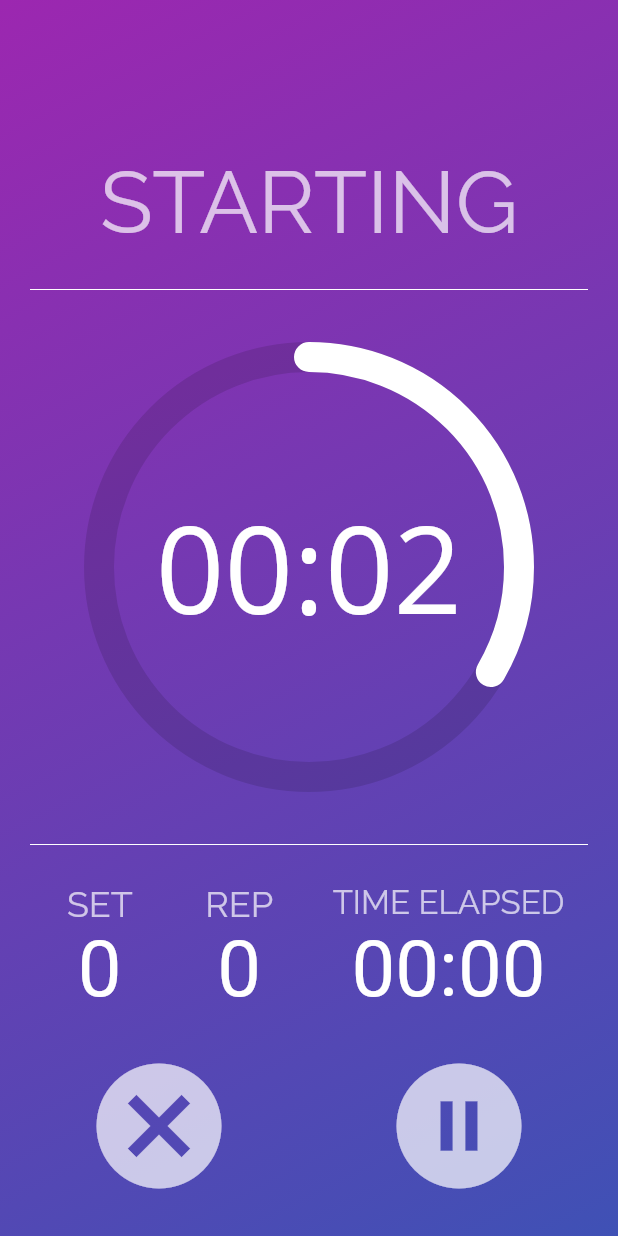
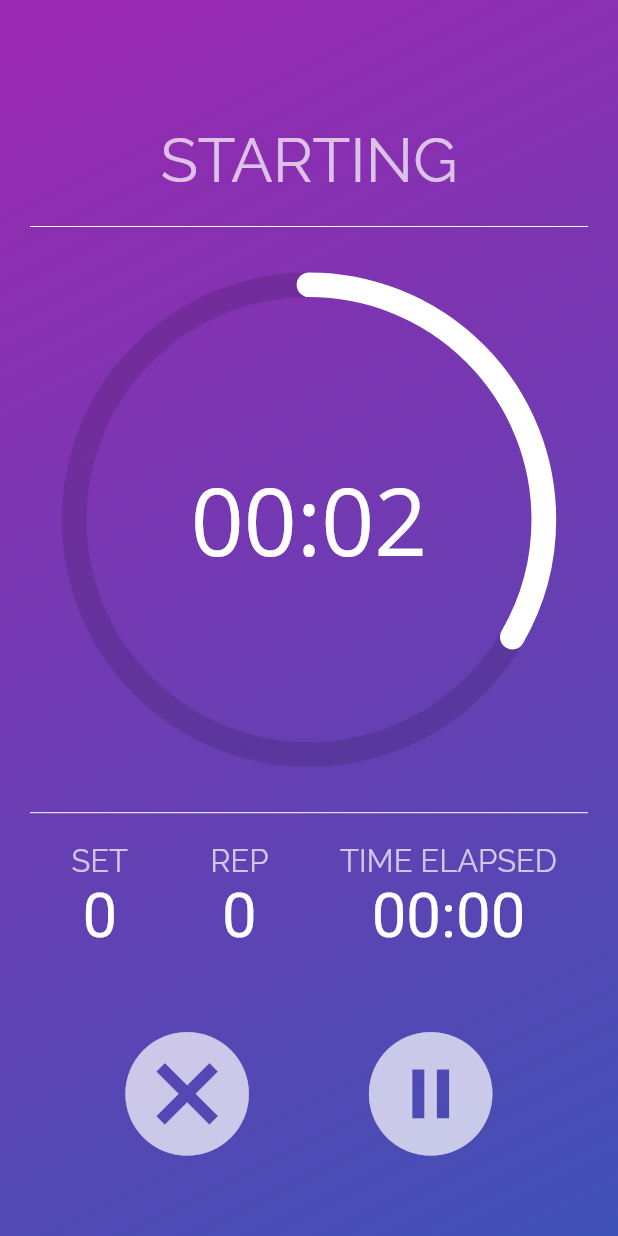
Before and after one commit to sabinabialic/HiitMe-Interval-Timer, a Flutter app: the screen it shows after launch, after a tap on "Start Workout", on a phone screen of 412 x 824 dp. Run offline on Flutter 3.47's test engine with Material 2 defaults, Android fonts, the phone set to English and light mode, and no system bars; drawn by our look-alikes of percent_indicator; our stand-ins replace audioplayers, flutter_local_notifications, numberpicker; missing offline and left inert: responsive_flutter, sound_mode.

Commit message:
UI Modifications

```diff
--- a/lib/models.dart
+++ b/lib/models.dart
@@ -242,7 +242,7 @@ class Workout {
     _showNotification();
     _step = WorkoutState.finished;
     _timeRemaining = Duration(seconds: 0);
-    //_playSound(endSound);
+    _playSound(endSound);
   }
 
   // Function to play a sound
--- a/lib/screens/hiit_screen.dart
+++ b/lib/screens/hiit_screen.dart
@@ -30,13 +30,14 @@ class _HiitScreenState extends State<HiitScreen> {
     return Scaffold(
       extendBodyBehindAppBar: true,
       appBar: AppBar(
+        centerTitle: true,
         title: Text(
           "Interval Timer",
+          textAlign: TextAlign.center,
           style: TextStyle(fontFamily: "Roboto",
-              fontSize: ResponsiveFlutter.of(context).fontSize(3))
+              fontSize: MediaQuery.of(context).size.width * 0.07)
         ),
-        elevation: defaultTargetPlatform == TargetPlatform.android ? 5.0 : 0.0,
-        backgroundColor: Color(0xFFFFFF),
+        elevation: 0.0, backgroundColor: Colors.transparent,
       ),
       body: Stack(
         alignment: Alignment.center,
@@ -50,11 +51,10 @@ class _HiitScreenState extends State<HiitScreen> {
                   begin: FractionalOffset.topLeft,
                   end: FractionalOffset.bottomRight,
                 )),
-
             child: Column(
               children: <Widget>[
                 Padding(
-                  padding: EdgeInsets.fromLTRB(20, 140, 20, 60),
+                  padding: EdgeInsets.fromLTRB(0, MediaQuery.of(context).size.height * 0.15, 0, MediaQuery.of(context).size.height * 0.1),
                   child: Column(
                     children: <Widget>[
                       Row(
@@ -63,7 +63,7 @@ class _HiitScreenState extends State<HiitScreen> {
                           Text(formatTime(_hiit.getTotalTime()),
                               style: TextStyle(
                                   color: Colors.white,
-                                  fontSize: ResponsiveFlutter.of(context).fontSize(10),
+                                  fontSize: MediaQuery.of(context).size.width * 0.25,
                                   fontFamily: "Open Sans")),
                         ],
                       ),
@@ -71,24 +71,21 @@ class _HiitScreenState extends State<HiitScreen> {
                         mainAxisAlignment: MainAxisAlignment.center,
                         children: <Widget>[
                           Padding(
-                            padding: EdgeInsets.only(top: 50),
-                            child: FloatingActionButton.extended(
-                              onPressed: () {
-                                Navigator.push(
-                                  context, MaterialPageRoute(
-                                    builder: (context) => WorkoutScreen(
-                                        hiit: _hiit
-                                    )));},
-                              backgroundColor: Colors.black45,
-                              splashColor: Colors.deepPurple[800],
-                              icon: Icon(
-                                  Icons.play_arrow,
-                                  size: ResponsiveFlutter.of(context).wp(5)),
-                              label: Text(
-                                  "Start Workout",
-                                  style: TextStyle(
-                                      fontFamily: "Open Sans",
-                                      fontSize: ResponsiveFlutter.of(context).fontSize(2))
+                            padding: EdgeInsets.only(top: MediaQuery.of(context).size.height * 0.05),
+                            child: RaisedButton.icon(
+                              onPressed: () { Navigator.push( context,
+                                  MaterialPageRoute(builder: (context) => WorkoutScreen(hiit: _hiit)));},
+                              shape: new RoundedRectangleBorder(
+                                borderRadius: new BorderRadius.circular(75.0),
+                              ),
+                              padding: EdgeInsets.fromLTRB(30, 5, 30, 5),
+                              elevation: 15.0,
+                              color: Colors.black38,
+                              icon: Icon(Icons.play_arrow, color: Colors.white,
+                                  size: MediaQuery.of(context).size.width * 0.09),
+                              label: Text("Start Workout", style: TextStyle(
+                                  fontFamily: "Open Sans", color: Colors.white,
+                                  fontSize: MediaQuery.of(context).size.width * 0.06)
                               ),
                             ),
                           ),
@@ -106,7 +103,7 @@ class _HiitScreenState extends State<HiitScreen> {
                             topLeft: Radius.circular(60),
                             topRight: Radius.circular(60))),
                     child: Padding(
-                      padding: EdgeInsets.fromLTRB(40, 40, 40, 40),
+                      padding: EdgeInsets.fromLTRB(40, 30, 40, 0),
                       child: SingleChildScrollView(
                         child: Column(children: <Widget>[
                           // Exercise Time
@@ -115,14 +112,14 @@ class _HiitScreenState extends State<HiitScreen> {
                                 "Exercise Time",
                                 style: TextStyle(
                                     fontFamily: "Raleway",
-                                    fontSize: ResponsiveFlutter.of(context).fontSize(2.3),
+                                    fontSize: MediaQuery.of(context).size.height * 0.026,
                                     fontWeight: FontWeight.w500)),
                             subtitle: Text(
                               formatTime(_hiit.workTime),
-                              style: TextStyle(fontSize: ResponsiveFlutter.of(context).fontSize(1.9))),
+                              style: TextStyle(fontSize: MediaQuery.of(context).size.height * 0.022)),
                             leading: Icon(
                                 Icons.timer,
-                                size: ResponsiveFlutter.of(context).wp(7)),
+                                size: MediaQuery.of(context).size.height * 0.04),
                             onTap: () {
                               showDialog<Duration>(
                                 context: context,
@@ -133,8 +130,8 @@ class _HiitScreenState extends State<HiitScreen> {
                                     title: Text("Exercise time for each rep",
                                       textAlign: TextAlign.center,
                                         style: TextStyle(
-                                            fontFamily: "Raleway",
-                                            fontSize: ResponsiveFlutter.of(context).fontSize(2.3),
+                                            fontFamily: "Roboto",
+                                            fontSize: MediaQuery.of(context).size.height * 0.025,
                                             fontWeight: FontWeight.w500))
                                   );
                                 }).then((workTime){
@@ -152,14 +149,14 @@ class _HiitScreenState extends State<HiitScreen> {
                               "Rest Time",
                                 style: TextStyle(
                                     fontFamily: "Raleway",
-                                    fontSize: ResponsiveFlutter.of(context).fontSize(2.3),
+                                    fontSize: MediaQuery.of(context).size.height * 0.026,
                                     fontWeight: FontWeight.w500)),
                             subtitle: Text(
                                 formatTime(_hiit.repRest),
-                                style: TextStyle(fontSize: ResponsiveFlutter.of(context).fontSize(1.9))),
+                                style: TextStyle(fontSize: MediaQuery.of(context).size.height * 0.022)),
                             leading: Icon(
                                 Icons.timer,
-                                size: ResponsiveFlutter.of(context).wp(7)),
+                                size: MediaQuery.of(context).size.height * 0.04),
                             onTap: () {
                               showDialog<Duration>(
                                   context: context,
@@ -170,8 +167,8 @@ class _HiitScreenState extends State<HiitScreen> {
                                         title: Text("Rest time between each rep",
                                             textAlign: TextAlign.center,
                                             style: TextStyle(
-                                                fontFamily: "Raleway",
-                                                fontSize: ResponsiveFlutter.of(context).fontSize(2.3),
+                                                fontFamily: "Roboto",
+                                                fontSize: MediaQuery.of(context).size.height * 0.025,
                                                 fontWeight: FontWeight.w500))
                                     );
                                   }).then((repRestTime){
@@ -189,14 +186,14 @@ class _HiitScreenState extends State<HiitScreen> {
                                 "Reps",
                                 style: TextStyle(
                                     fontFamily: "Raleway",
-                                    fontSize: ResponsiveFlutter.of(context).fontSize(2.3),
+                                    fontSize: MediaQuery.of(context).size.height * 0.026,
                                     fontWeight: FontWeight.w500)),
                             subtitle: Text(
                                 '${_hiit.reps}',
-                                style: TextStyle(fontSize: ResponsiveFlutter.of(context).fontSize(1.9))),
+                                style: TextStyle(fontSize: MediaQuery.of(context).size.height * 0.022)),
                             leading: Icon(
                                 Icons.repeat,
-                                size: ResponsiveFlutter.of(context).wp(7)),
+                                size: MediaQuery.of(context).size.height * 0.04),
                             onTap: () {
                               showDialog<int>(
                                   context: context,
@@ -209,8 +206,8 @@ class _HiitScreenState extends State<HiitScreen> {
                                         title: Text("Reps in each set",
                                             textAlign: TextAlign.center,
                                             style: TextStyle(
-                                                fontFamily: "Raleway",
-                                                fontSize: ResponsiveFlutter.of(context).fontSize(2.3),
+                                                fontFamily: "Roboto",
+                                                fontSize: MediaQuery.of(context).size.height * 0.025,
                                                 fontWeight: FontWeight.w500))
                                     );
                                   }).then((reps){
@@ -228,14 +225,14 @@ class _HiitScreenState extends State<HiitScreen> {
                                 "Sets",
                                 style: TextStyle(
                                     fontFamily: "Raleway",
-                                    fontSize: ResponsiveFlutter.of(context).fontSize(2.3),
+                                    fontSize: MediaQuery.of(context).size.height * 0.026,
                                     fontWeight: FontWeight.w500)),
                             subtitle: Text(
                                 '${_hiit.sets}',
-                                style: TextStyle(fontSize: ResponsiveFlutter.of(context).fontSize(1.9))),
+                                style: TextStyle(fontSize: MediaQuery.of(context).size.height * 0.022)),
                             leading: Icon(
                                 Icons.fitness_center,
-                                size: ResponsiveFlutter.of(context).wp(7)),
+                                size: MediaQuery.of(context).size.height * 0.04),
                             onTap: () {
                               showDialog<int>(
                                   context: context,
@@ -248,8 +245,8 @@ class _HiitScreenState extends State<HiitScreen> {
                                         title: Text("Sets in the workout",
                                             textAlign: TextAlign.center,
                                             style: TextStyle(
-                                                fontFamily: "Raleway",
-                                                fontSize: ResponsiveFlutter.of(context).fontSize(2.3),
+                                                fontFamily: "Roboto",
+                                                fontSize: MediaQuery.of(context).size.height * 0.025,
                                                 fontWeight: FontWeight.w500))
                                     );
                                   }).then((sets){
@@ -269,14 +266,14 @@ class _HiitScreenState extends State<HiitScreen> {
                                 "Set Rest",
                                 style: TextStyle(
                                     fontFamily: "Raleway",
-                                    fontSize: ResponsiveFlutter.of(context).fontSize(2.3),
+                                    fontSize: MediaQuery.of(context).size.height * 0.026,
                                     fontWeight: FontWeight.w500)),
                             subtitle: Text(
                                 formatTime(_hiit.setRest),
-                                style: TextStyle(fontSize: ResponsiveFlutter.of(context).fontSize(1.9))),
+                                style: TextStyle(fontSize: MediaQuery.of(context).size.height * 0.022)),
                             leading: Icon(
                                 Icons.timer,
-                                size: ResponsiveFlutter.of(context).wp(7)),
+                                size: MediaQuery.of(context).size.height * 0.04),
                             onTap: () {
                               showDialog<Duration>(
                                   context: context,
@@ -287,8 +284,8 @@ class _HiitScreenState extends State<HiitScreen> {
                                         title: Text("Rest time between each set",
                                             textAlign: TextAlign.center,
                                             style: TextStyle(
-                                                fontFamily: "Raleway",
-                                                fontSize: ResponsiveFlutter.of(context).fontSize(2.3),
+                                                fontFamily: "Roboto",
+                                                fontSize: MediaQuery.of(context).size.height * 0.025,
                                                 fontWeight: FontWeight.w500))
                                     );
                                   }).then((setRestTime){
--- a/lib/screens/workout_screen.dart
+++ b/lib/screens/workout_screen.dart
@@ -1,6 +1,7 @@
 import 'package:flutter/cupertino.dart';
 import 'package:flutter/material.dart';
 import 'package:percent_indicator/circular_percent_indicator.dart';
+import 'package:responsive_flutter/responsive_flutter.dart';
 import '../main.dart';
 import '../models.dart';
 
@@ -74,7 +75,7 @@ class _WorkoutScreenState extends State<WorkoutScreen>{
             padding: EdgeInsets.symmetric(horizontal: 20),
             child: Column(
               children: <Widget>[
-                SizedBox(height: 100),
+                SizedBox(height: MediaQuery.of(context).size.height * 0.1),
                 // This row contains the name of the stage of the workout
                 Row(
                   mainAxisAlignment: MainAxisAlignment.center,
@@ -82,7 +83,7 @@ class _WorkoutScreenState extends State<WorkoutScreen>{
                     Text(
                       workoutStage(_workout.step),
                       style: TextStyle(
-                        fontSize: 58.0,
+                        fontSize: MediaQuery.of(context).size.width * 0.1,
                         fontFamily: "Raleway",
                         color: Colors.white70
                       )
@@ -90,7 +91,7 @@ class _WorkoutScreenState extends State<WorkoutScreen>{
                   ],
                 ),
                 // Divider
-                Divider (height: 50, color: Colors.white),
+                Divider (height: MediaQuery.of(context).size.height * 0.05, color: Colors.white),
 
                 // Time remaining
                 Container(
@@ -100,21 +101,21 @@ class _WorkoutScreenState extends State<WorkoutScreen>{
                     circularStrokeCap: CircularStrokeCap.round,
                     animation: true,
                     animateFromLastPercent: true,
-                    radius: 300.0,
-                    lineWidth: 20.0,
+                    radius: MediaQuery.of(context).size.height * 0.4,
+                    lineWidth: MediaQuery.of(context).size.height * 0.02,
                     progressColor: _workout.isActive ? Colors.white : Colors.white70,
                     backgroundColor: Colors.black12,
                     center: Text(formatTime(_workout.timeRemaining),
                         style: TextStyle(
                           color: Colors.white,
-                          fontSize: 80.0,
+                          fontSize: MediaQuery.of(context).size.width * 0.15,
                           fontFamily: "Open Sans"
                     )),
                   )
                 ),
 
                 // Divider
-                Divider (height: 50, color: Colors.white),
+                Divider (height: MediaQuery.of(context).size.height * 0.05, color: Colors.white),
 
                 // This table shows more info about the workout
                 Table(
@@ -134,7 +135,7 @@ class _WorkoutScreenState extends State<WorkoutScreen>{
                           child: Text("SET",
                           style: TextStyle(
                               fontFamily: "Raleway",
-                              fontSize: 24.0,
+                              fontSize: MediaQuery.of(context).size.width * 0.05,
                               color: Colors.white70),
                           textAlign: TextAlign.center)
                         ),
@@ -143,7 +144,7 @@ class _WorkoutScreenState extends State<WorkoutScreen>{
                             child: Text("REP",
                                 style: TextStyle(
                                     fontFamily: "Raleway",
-                                    fontSize: 24.0,
+                                    fontSize: MediaQuery.of(context).size.width * 0.05,
                                     color: Colors.white70),
                                 textAlign: TextAlign.center)
                         ),
@@ -152,7 +153,7 @@ class _WorkoutScreenState extends State<WorkoutScreen>{
                             child: Text("TIME ELAPSED",
                                 style: TextStyle(
                                     fontFamily: "Raleway",
-                                    fontSize: 22.0,
+                                    fontSize: MediaQuery.of(context).size.width * 0.05,
                                     color: Colors.white70),
                                 textAlign: TextAlign.center)
                         ),
@@ -165,27 +166,27 @@ class _WorkoutScreenState extends State<WorkoutScreen>{
                           TableCell(
                               child: Text('${_workout.set}',
                                   style: TextStyle(
-                                      fontSize: 52.0, color: Colors.white),
+                                      fontSize: MediaQuery.of(context).size.width * 0.1, color: Colors.white),
                                   textAlign: TextAlign.center)
                           ),
                           // Rep
                           TableCell(
                               child: Text('${_workout.rep}',
                                   style: TextStyle(
-                                      fontSize: 52.0, color: Colors.white),
+                                      fontSize: MediaQuery.of(context).size.width * 0.1, color: Colors.white),
                                   textAlign: TextAlign.center)
                           ),
                           // Total Time
                           TableCell(
                               child: Text(formatTime(_workout.totalTimeElapsed),
                                   style: TextStyle(
-                                      fontSize: 52.0, color: Colors.white),
+                                      fontSize: MediaQuery.of(context).size.width * 0.1, color: Colors.white),
                                   textAlign: TextAlign.center)
                           ),
                         ]),
                   ],
                 ),
-                Expanded (child: _buttonBar())
+                Expanded(child: _buttonBar())
               ],
             )
           )
@@ -218,7 +219,7 @@ class _WorkoutScreenState extends State<WorkoutScreen>{
     if (_workout.step == WorkoutState.finished) {
       return IconButton(
         padding: EdgeInsets.all(10),
-        iconSize: 100,
+        iconSize: MediaQuery.of(context).size.height * 0.12,
         // When pressed, pop the current screen
         onPressed: () => Navigator.pop(context),
         // Icon on the button
@@ -226,11 +227,10 @@ class _WorkoutScreenState extends State<WorkoutScreen>{
       );
     } else {
       return Row(
-        mainAxisAlignment: MainAxisAlignment.center,
+        mainAxisAlignment: MainAxisAlignment.spaceEvenly,
         children: [
           IconButton(
-              padding: EdgeInsets.fromLTRB(10, 10, 50, 10),
-              iconSize: 100,
+            iconSize: MediaQuery.of(context).size.height * 0.12,
             // When pressed, dispose the workout and pop the current screen
             onPressed: () => {
               _workout.dispose(),
@@ -238,9 +238,9 @@ class _WorkoutScreenState extends State<WorkoutScreen>{
             },
             // Icon on the button
             icon: Icon(Icons.cancel, color: Colors.white70)
-          ), IconButton(
-              padding: EdgeInsets.fromLTRB(50, 10, 10, 10),
-              iconSize: 100,
+          ),
+          IconButton(
+            iconSize: MediaQuery.of(context).size.height * 0.12,
             onPressed: _workout.isActive? _pause : _start,
             // Icon on the button depends on if the workout is active or not
             icon: Icon(_workout.isActive ?
```
Lines whose indentation alone changed are shown as unchanged.
